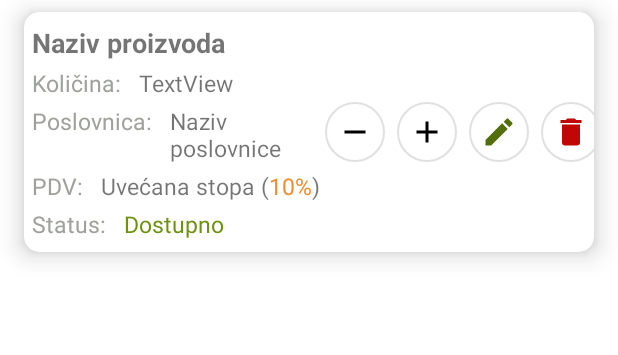
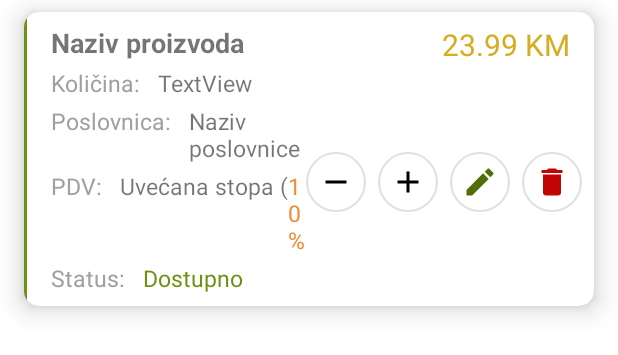
Before and after one commit to imranspahic/NRS-projekat, an Android app: the layout product_list_item.xml on its own in the app's theme, with its tools: preview values and no code run, on a phone screen of 412 x 824 dp. Shown: the top 355 px of the screen. Run offline under Robolectric (Android 15) with nearby library versions, the phone set to English and light mode, and no system bars.

Commit message:
prikazivanje cijene za proizvod

```diff
--- a/app/src/main/java/ba/etf/nrsprojekat/AddProductActivity.kt
+++ b/app/src/main/java/ba/etf/nrsprojekat/AddProductActivity.kt
@@ -15,6 +15,8 @@ import ba.etf.nrsprojekat.services.ProductsService
 import com.google.android.material.appbar.MaterialToolbar
 import com.google.android.material.button.MaterialButton
 import com.google.android.material.textfield.TextInputEditText
+import java.math.RoundingMode
+import java.text.DecimalFormat
 
 
 class AddProductActivity : AppCompatActivity() {
@@ -117,13 +119,16 @@ class AddProductActivity : AppCompatActivity() {
         var pdvCategoryName =
             if((addProductPdvSpinner.selectedItem as String) == "Nema kategorije") null
             else (addProductPdvSpinner.selectedItem as String).split(Regex(" \\("))[0].trim()
+        val df = DecimalFormat("#.##")
+        df.roundingMode = RoundingMode.HALF_EVEN
+        val roundedPrice = df.format(addProductPriceField.text.toString().replace(",", ".").toDouble())
         ProductsService.addProduct(
             productID ?: "",
             addProductNameField.text.toString(),
             addProductPoslovnicaSpinner.selectedItem as String,
             pdvCategoryName,
              addProductQuantityField.text.toString().toInt(),
-            addProductPriceField.text.toString().toDouble(),
+            roundedPrice.replace(",", ".").toDouble(),
             (addProductStatusSpinner.selectedItem as String).lowercase(),
         ) {
             result, mode ->
@@ -168,7 +173,7 @@ class AddProductActivity : AppCompatActivity() {
 
         addProductNameField.setText(product.name)
         addProductQuantityField.setText(product.quantity.toString())
-        addProductPriceField.setText(product.price.toString())
+        addProductPriceField.setText(String.format("%.2f", product.price) )
         Log.d("products", product.status)
         when (product.status.lowercase()) {
             "dostupno" ->
--- a/app/src/main/java/ba/etf/nrsprojekat/view/ProductListAdapter.kt
+++ b/app/src/main/java/ba/etf/nrsprojekat/view/ProductListAdapter.kt
@@ -61,6 +61,8 @@ class ProductListAdapter(
         holder.productPoslovnica.text = product.poslovnicaName
         holder.productQuantity.text = product.quantity.toString()
         holder.productStatus.text = product.status
+
+        holder.productPrice.text = String.format("%.2f", product.price) + " KM"
 
         if(product.status.lowercase() != "dostupno") {
             holder.productDivider.setBackgroundColor(ContextCompat.getColor(holder.itemView.context, R.color.red))
@@ -184,6 +186,7 @@ class ProductListAdapter(
         var productPdvlinear: LinearLayout = itemView.findViewById(R.id.productPdvLinear)
         var productPdvName: TextView = itemView.findViewById(R.id.productPdvName)
         var productPdvPercent: TextView = itemView.findViewById(R.id.productPdvPercent)
+        var productPrice: TextView = itemView.findViewById(R.id.productPrice)
     }
 
     private fun openEditProduct(productID: String) {
--- a/app/src/main/res/layout/product_list_item.xml
+++ b/app/src/main/res/layout/product_list_item.xml
@@ -176,6 +176,40 @@
 
 
         </LinearLayout>
+
+        <LinearLayout
+            android:layout_width="wrap_content"
+            android:layout_height="match_parent"
+            android:orientation="vertical"
+            android:layout_weight="0"
+            android:layout_marginTop="8dp"
+            android:layout_marginBottom="8dp"
+            android:gravity="center"
+            >
+
+            <TextView
+                android:id="@+id/productPrice"
+                android:layout_width="wrap_content"
+                android:layout_height="wrap_content"
+                android:textSize="20dp"
+                android:gravity="top"
+                android:layout_gravity="end"
+                android:layout_weight="0"
+                android:layout_marginBottom="4dp"
+                android:layout_marginRight="16dp"
+                android:textStyle="normal"
+                android:textColor="@color/yellow"
+                android:text="23.99 KM" />
+
+            <LinearLayout
+                android:layout_width="wrap_content"
+                android:layout_height="wrap_content"
+                android:orientation="horizontal"
+                android:layout_weight="1"
+                android:gravity="center"
+                >
+
+
                 <com.google.android.material.button.MaterialButton
                     android:id="@+id/substractProductToOrderDugme"
                     style="@style/Widget.MaterialComponents.Button.OutlinedButton.Icon"
@@ -196,10 +230,10 @@
 
                 <EditText
                     android:id="@+id/quantityEdit"
-            android:layout_width="wrap_content"
+                    android:layout_width="0dp"
                     android:layout_height="wrap_content"
                     android:textSize="14sp"
-            android:layout_weight="1"
+                    android:layout_weight="0"
                     android:enabled="false"
                     android:ems="10"
                     android:inputType="none" />
@@ -258,5 +292,11 @@
                     android:layout_marginRight="8dp"
                     app:shapeAppearanceOverlay="@style/ShapeAppearanceOverlay.MyApp.Button.Circle"
                     />
+
+            </LinearLayout>
+
+        </LinearLayout>
+
+
     </LinearLayout>
 </androidx.cardview.widget.CardView>
```
Lines whose indentation alone changed are shown as unchanged.
